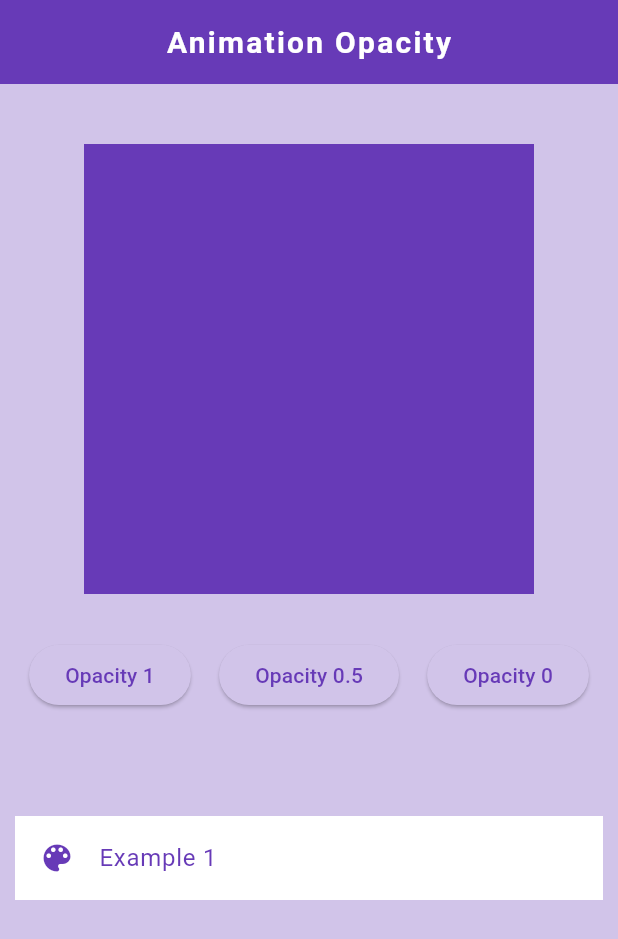
After one commit to FarmanAliDevdynamos/Animatiion_App, a Flutter app: the screen it shows after launch, after a tap on "Animated Opacity", on a phone screen of 412 x 824 dp. The commit adds this screen. Shown: the top 939 px of the screen. Run offline on Flutter 3.47's test engine with Material 3 defaults, Android fonts, the phone set to English and light mode, and no system bars; our stand-ins replace get; network calls fail.

Commit message:
Animated Opacity and Animated Padding

```diff
--- a/lib/animation/animated_container.dart
+++ b/lib/animation/animated_container.dart
@@ -10,8 +10,7 @@ class AnimatedContainerPage extends StatelessWidget {
     RxDouble width = 7.0.obs;
     RxDouble size = 300.0.obs;
     Rx<Color> color = Colors.white.obs;
-    return SafeArea(
-      child: Scaffold(
+    return Scaffold(
       appBar: AppBar(
         title: const Text('Animation Container'),
       ),
@@ -108,7 +107,6 @@ class AnimatedContainerPage extends StatelessWidget {
           ),
         ),
       ),
-      ),
     );
   }
 }
--- /dev/null
+++ b/lib/animation/animated_opacity.dart
@@ -0,0 +1,84 @@
+import 'package:flutter/material.dart';
+import 'package:futteranimations_app/examples/animated_opacity_example.dart';
+import 'package:get/get.dart';
+
+class AnimatedOpacityPage extends StatelessWidget {
+  AnimatedOpacityPage({super.key});
+
+  final RxDouble opacity = 1.0.obs;
+
+  @override
+  Widget build(BuildContext context) {
+    return Scaffold(
+      appBar: AppBar(
+        title: const Text('Animation Opacity'),
+        centerTitle: true,
+      ),
+      body: Center(
+        child: Padding(
+          padding: const EdgeInsets.all(10.0),
+          child: Column(
+            children: [
+              const SizedBox(height: 30),
+              Row(
+                mainAxisAlignment: MainAxisAlignment.center,
+                children: [
+                  Obx(
+                    () => AnimatedOpacity(
+                      curve: Curves.ease,
+                      opacity: opacity.value,
+                      duration: const Duration(seconds: 1),
+                      child: Container(
+                        height: 300,
+                        width: 300,
+                        color: Colors.deepPurple,
+                      ),
+                    ),
+                  ),
+                ],
+              ),
+              const SizedBox(height: 30),
+              Row(
+                mainAxisAlignment: MainAxisAlignment.spaceAround,
+                children: [
+                  ElevatedButton(
+                    onPressed: () {
+                      opacity.value = 1.0;
+                    },
+                    child: const Text('Opacity 1'),
+                  ),
+                  ElevatedButton(
+                    onPressed: () {
+                      opacity.value = 0.5;
+                    },
+                    child: const Text('Opacity 0.5'),
+                  ),
+                  ElevatedButton(
+                    onPressed: () {
+                      opacity.value = 0.0;
+                    },
+                    child: const Text('Opacity 0'),
+                  ),
+                ],
+              ),
+              SizedBox(
+                height: 70,
+              ),
+              ListTile(
+                onTap: () {
+                  Get.to(() => AnimatedOpacityExample());
+                },
+                tileColor: Colors.white,
+                title: const Text('Example 1'),
+                leading: Icon(Icons.color_lens),
+              ),
+              SizedBox(
+                height: 10,
+              ),
+            ],
+          ),
+        ),
+      ),
+    );
+  }
+}
--- /dev/null
+++ b/lib/controllers/opacity_controller.dart
@@ -0,0 +1,6 @@
+import 'package:get/get.dart';
+
+class OpacityController extends GetxController {
+
+
+}
--- a/lib/pages/hompage.dart
+++ b/lib/pages/hompage.dart
@@ -1,5 +1,7 @@
 import 'package:flutter/material.dart';
 import 'package:futteranimations_app/animation/animated_container.dart';
+import 'package:futteranimations_app/animation/animated_opacity.dart';
+import 'package:futteranimations_app/animation/animated_padding.dart';
 import 'package:get/get_core/src/get_main.dart';
 import 'package:get/get_navigation/get_navigation.dart';
 
@@ -27,8 +29,30 @@ class _HomepageState extends State<Homepage> {
               },
               tileColor: Colors.white,
               title: const Text('Animated Container'),
-              leading: Icon(Icons.add_box_outlined),
+              leading: Icon(Icons.add_box),
             ),
+            SizedBox(
+              height: 10,
+            ),
+            ListTile(
+              onTap: () {
+                Get.to(() => AnimatedOpacityPage());
+              },
+              tileColor: Colors.white,
+              title: const Text('Animated Opacity'),
+              leading: Icon(Icons.color_lens),
+            ),
+            SizedBox(
+              height: 10,
+            ),
+            ListTile(
+              onTap: () {
+                Get.to(() => AnimatedPaddingPage());
+              },
+              tileColor: Colors.white,
+              title: const Text('Animated Padding'),
+              leading: Icon(Icons.spa_outlined),
+            )
           ],
         ),
       ),
```
Also changed, not shown: lib/animation/animated_padding.dart (added, +59 -0 lines), lib/examples/animated_opacity_example.dart (added, +116 -0 lines). Lines whose indentation alone changed are shown as unchanged.
